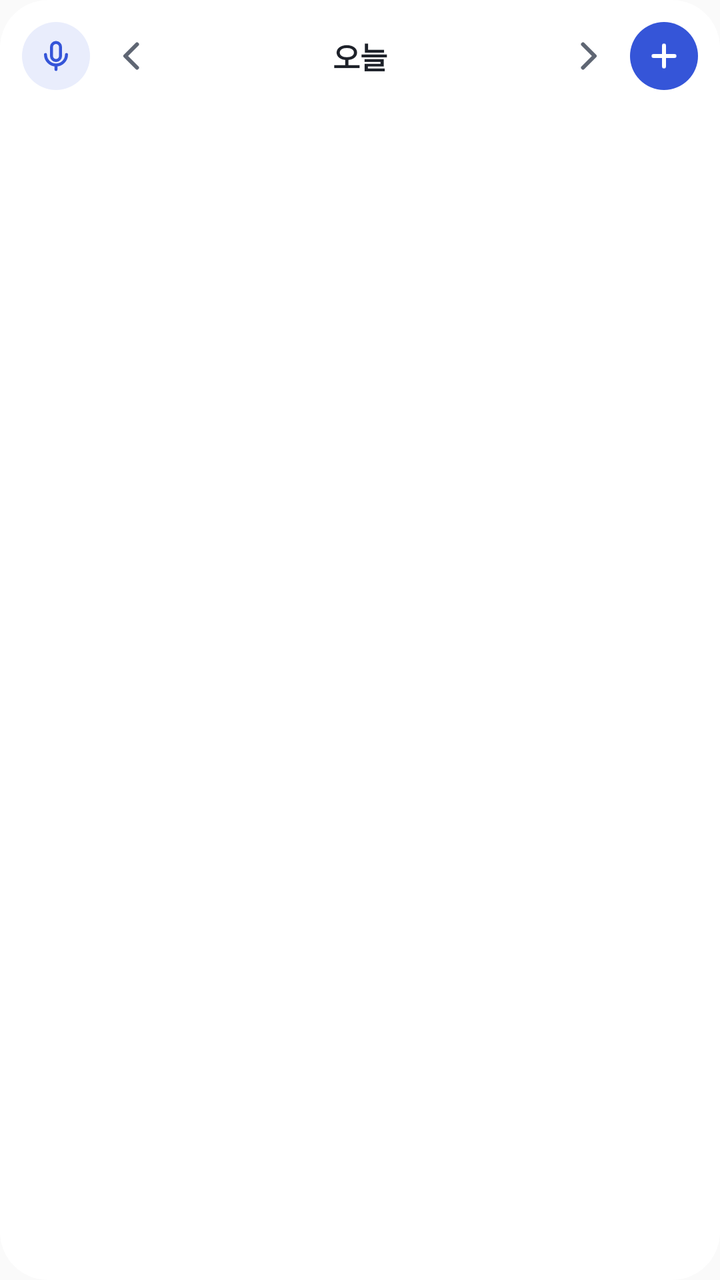
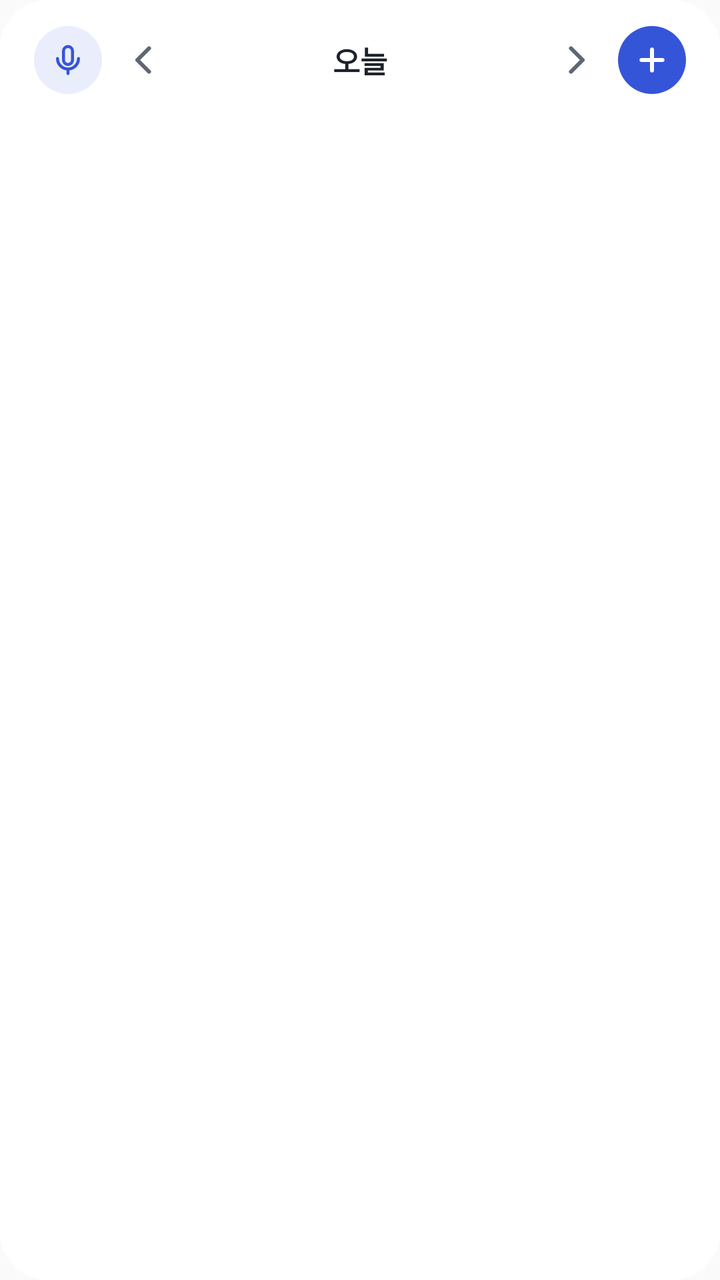

Two renders of the same Android screen: before a commit and after it. Below are the layout's source before the change and the commit's diff.
<!-- AndroidManifest.xml: application theme AppTheme -->
<!-- res/layout/bx_widget.xml -->
<?xml version="1.0" encoding="utf-8"?>
<LinearLayout xmlns:android="http://schemas.android.com/apk/res/android"
    android:id="@+id/w_root"
    android:layout_width="match_parent"
    android:layout_height="match_parent"
    android:background="@drawable/bx_widget_bg"
    android:orientation="vertical"
    android:paddingLeft="8dp"
    android:paddingTop="8dp"
    android:paddingRight="8dp"
    android:paddingBottom="10dp">

    <LinearLayout
        android:layout_width="match_parent"
        android:layout_height="40dp"
        android:gravity="center_vertical"
        android:orientation="horizontal">
        <FrameLayout
            android:id="@+id/w_mic"
            android:layout_width="40dp"
            android:layout_height="40dp"
            android:contentDescription="말하기 · 바로 말로 일정 추가">
            <ImageView
                android:layout_width="34dp"
                android:layout_height="34dp"
                android:layout_gravity="center"
                android:background="@drawable/bx_widget_round2"
                android:importantForAccessibility="no"
                android:padding="8dp"
                android:src="@drawable/ic_widget_mic_a" />
        </FrameLayout>
        <FrameLayout
            android:id="@+id/w_prev"
            android:layout_width="36dp"
            android:layout_height="40dp"
            android:contentDescription="전날">
            <ImageView
                android:layout_width="20dp"
                android:layout_height="20dp"
                android:layout_gravity="center"
                android:importantForAccessibility="no"
                android:src="@drawable/ic_widget_prev" />
        </FrameLayout>
        <TextView
            android:id="@+id/w_head"
            android:layout_width="0dp"
            android:layout_height="40dp"
            android:layout_weight="1"
            android:ellipsize="end"
            android:gravity="center"
            android:maxLines="1"
            android:text="오늘"
            android:textColor="@color/bx_w_ink"
            android:textSize="15sp"
            android:textStyle="bold" />
        <FrameLayout
            android:id="@+id/w_next"
            android:layout_width="36dp"
            android:layout_height="40dp"
            android:contentDescription="다음 날">
            <ImageView
                android:layout_width="20dp"
                android:layout_height="20dp"
                android:layout_gravity="center"
                android:importantForAccessibility="no"
                android:src="@drawable/ic_widget_next" />
        </FrameLayout>
        <FrameLayout
            android:id="@+id/w_add"
            android:layout_width="40dp"
            android:layout_height="40dp"
            android:contentDescription="새 일정">
            <ImageView
                android:layout_width="34dp"
                android:layout_height="34dp"
                android:layout_gravity="center"
                android:background="@drawable/bx_widget_round"
                android:importantForAccessibility="no"
                android:padding="8dp"
                android:src="@drawable/ic_widget_plus" />
        </FrameLayout>
    </LinearLayout>

    <FrameLayout
        android:layout_width="match_parent"
        android:layout_height="0dp"
        android:layout_marginTop="4dp"
        android:layout_weight="1">
        
        <ListView
            android:id="@+id/w_list"
            android:layout_width="match_parent"
            android:layout_height="match_parent"
            android:divider="@null"
            android:dividerHeight="0dp"
            android:fadeScrollbars="false"
            android:listSelector="@android:color/transparent"
            android:scrollbarSize="3dp"
            android:scrollbarStyle="outsideOverlay"
            android:scrollbarThumbVertical="@drawable/bx_widget_thumb"
            android:scrollbars="vertical" />
        <TextView
            android:id="@+id/w_empty"
            android:layout_width="match_parent"
            android:layout_height="match_parent"
            android:gravity="center"
            android:text="일정 없음"
            android:textColor="@color/bx_w_ink2"
            android:textSize="14sp"
            android:visibility="gone" />
    </FrameLayout>
</LinearLayout>
<!-- resources referenced by this layout -->
<resources>
  <color name="bx_w_ink">#1D2129</color>
  <color name="bx_w_ink2">#5F6673</color>
  <!-- drawable bx_widget_bg (drawable) -->
  <?xml version="1.0" encoding="utf-8"?>
  <shape xmlns:android="http://schemas.android.com/apk/res/android" android:shape="rectangle">
      <solid android:color="@color/bx_w_bg" />
      <corners android:radius="24dp" />
  </shape>
  <!-- drawable bx_widget_round (drawable) -->
  <?xml version="1.0" encoding="utf-8"?>
  <shape xmlns:android="http://schemas.android.com/apk/res/android" android:shape="oval">
      <solid android:color="@color/bx_w_btn" />
  </shape>
  <!-- drawable bx_widget_round2 (drawable) -->
  <?xml version="1.0" encoding="utf-8"?>
  <shape xmlns:android="http://schemas.android.com/apk/res/android" android:shape="oval">
      <solid android:color="@color/bx_w_btn2" />
  </shape>
  <!-- drawable bx_widget_thumb (drawable) -->
  <?xml version="1.0" encoding="utf-8"?>
  <shape xmlns:android="http://schemas.android.com/apk/res/android" android:shape="rectangle">
      <solid android:color="@color/bx_w_thumb" />
      <corners android:radius="2dp" />
      <size android:width="3dp" />
  </shape>
  <!-- drawable ic_widget_mic_a (drawable) -->
  <?xml version="1.0" encoding="utf-8"?>
  <vector xmlns:android="http://schemas.android.com/apk/res/android"
      android:width="24dp" android:height="24dp" android:viewportWidth="24" android:viewportHeight="24">
      <path android:fillColor="#00000000" android:strokeColor="@color/bx_w_accent" android:strokeWidth="2" android:strokeLineCap="round" android:strokeLineJoin="round"
          android:pathData="M12,3a3,3 0 0,1 3,3v6a3,3 0 0,1 -6,0V6a3,3 0 0,1 3,-3z" />
      <path android:fillColor="#00000000" android:strokeColor="@color/bx_w_accent" android:strokeWidth="2" android:strokeLineCap="round" android:strokeLineJoin="round"
          android:pathData="M5,11a7,7 0 0,0 14,0M12,18v3" />
  </vector>
  <!-- drawable ic_widget_next (drawable) -->
  <vector xmlns:android="http://schemas.android.com/apk/res/android"
      android:width="24dp" android:height="24dp" android:viewportWidth="24" android:viewportHeight="24">
      <path android:fillColor="#00000000" android:strokeColor="@color/bx_w_ink2" android:strokeWidth="2.4" android:strokeLineCap="round" android:strokeLineJoin="round"
          android:pathData="M9,5l7,7l-7,7" />
  </vector>
  <!-- drawable ic_widget_plus (drawable) -->
  <vector xmlns:android="http://schemas.android.com/apk/res/android"
      android:width="24dp" android:height="24dp" android:viewportWidth="24" android:viewportHeight="24">
      <path android:fillColor="#00000000" android:strokeColor="#FFFFFF" android:strokeWidth="2.6" android:strokeLineCap="round"
          android:pathData="M12,5v14M5,12h14" />
  </vector>
  <!-- drawable ic_widget_prev (drawable) -->
  <vector xmlns:android="http://schemas.android.com/apk/res/android"
      android:width="24dp" android:height="24dp" android:viewportWidth="24" android:viewportHeight="24">
      <path android:fillColor="#00000000" android:strokeColor="@color/bx_w_ink2" android:strokeWidth="2.4" android:strokeLineCap="round" android:strokeLineJoin="round"
          android:pathData="M15,5l-7,7l7,7" />
  </vector>
  <style name="AppTheme" parent="Theme.AppCompat.Light.DarkActionBar">
          
          <item name="colorPrimary">@color/colorPrimary</item>
          <item name="colorPrimaryDark">@color/colorPrimaryDark</item>
          <item name="colorAccent">@color/colorAccent</item>
      </style>
  <color name="bx_w_bg">#FFFFFF</color>
  <color name="bx_w_btn">#3555D8</color>
  <color name="bx_w_btn2">#E9EDFC</color>
  <color name="bx_w_thumb">#C9CED6</color>
  <color name="bx_w_accent">#3555D8</color>
</resources>

<!-- the commit's change to res/layout/bx_widget.xml (unified diff, before → after) -->
@@ -5,10 +5,10 @@
     android:layout_height="match_parent"
     android:background="@drawable/bx_widget_bg"
     android:orientation="vertical"
-    android:paddingLeft="8dp"
-    android:paddingTop="8dp"
-    android:paddingRight="8dp"
-    android:paddingBottom="10dp">
+    android:paddingLeft="14dp"
+    android:paddingTop="10dp"
+    android:paddingRight="14dp"
+    android:paddingBottom="12dp">
 
     <LinearLayout
         android:layout_width="match_parent"
@@ -84,7 +84,7 @@
     <FrameLayout
         android:layout_width="match_parent"
         android:layout_height="0dp"
-        android:layout_marginTop="4dp"
+        android:layout_marginTop="6dp"
         android:layout_weight="1">
         
         <ListView
